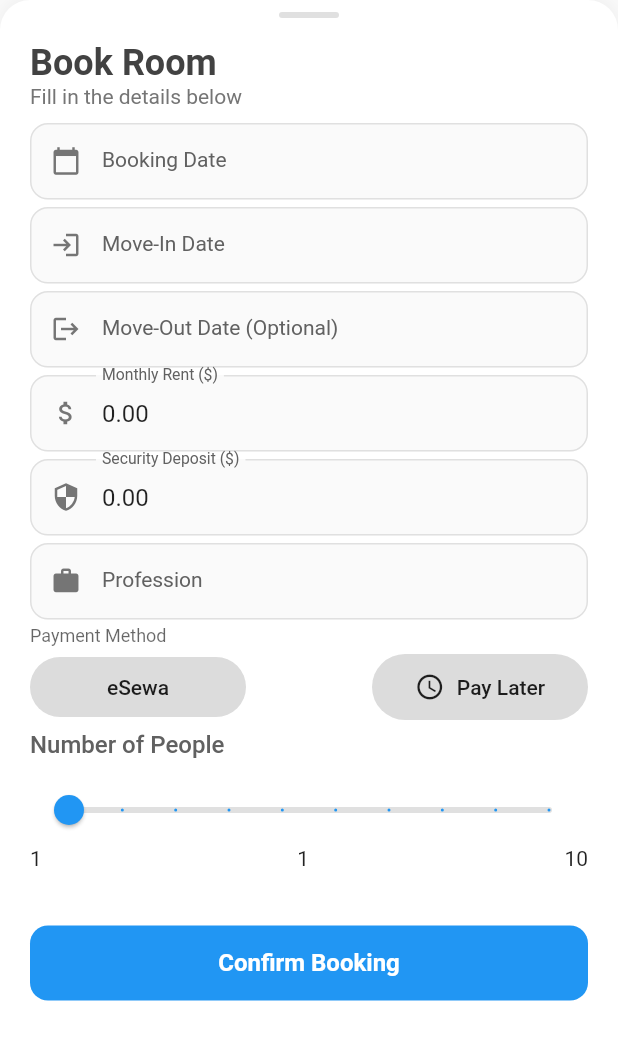
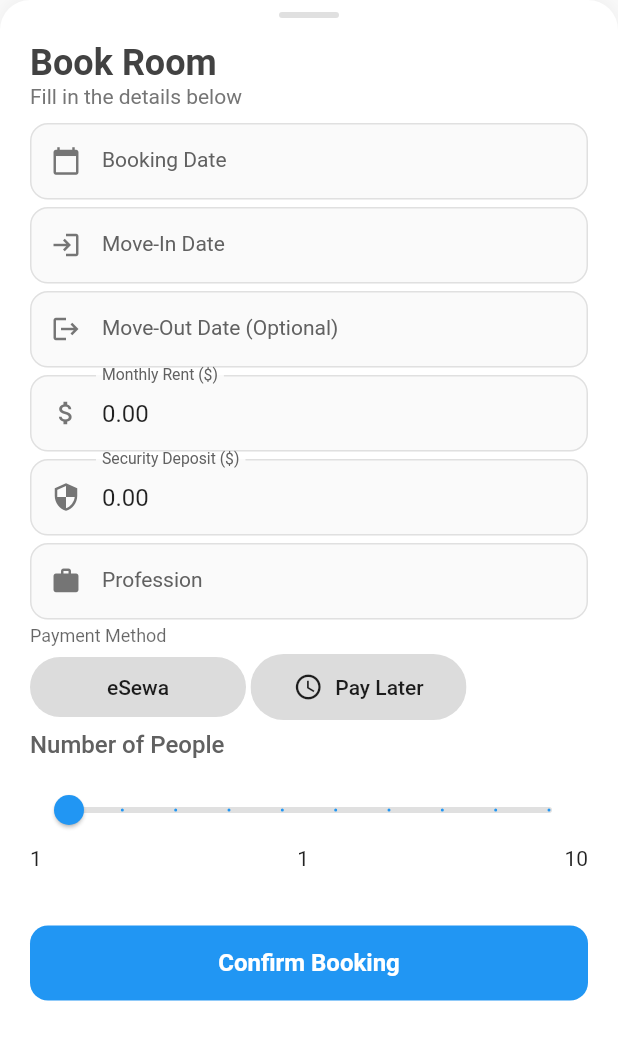
Before and after one commit to 919Umesh/daleDai, a Flutter app: the BookingBottomSheet widget shown alone on an empty page, opened directly with empty values, after a tap on "Confirm Booking", on a phone screen of 412 x 824 dp. Shown: the top 1040 px of the screen. Run offline on Flutter 3.47's test engine with Material 3 defaults, Android fonts, the phone set to English and light mode, and no system bars; drawn by our look-alikes of flutter_form_builder; our stand-ins replace cached_network_image, carousel_slider, connectivity_plus, dio, flutter_cache_manager, flutter_dotenv and 11 more; missing offline and left inert: nepali_utils; accounts and stored records are empty; network calls fail; statements that could not run were skipped; key blocks and very long unbroken strings in the code were emptied for the run.

```diff
--- a/lib/screen/room/ui/booking_bottom_sheet.dart
+++ b/lib/screen/room/ui/booking_bottom_sheet.dart
@@ -187,9 +187,8 @@ class _BookingBottomSheetState extends State<BookingBottomSheet> {
                     border: InputBorder.none,
                     contentPadding: EdgeInsets.zero,
                   ),
-                  alignment: WrapAlignment.spaceBetween,
-                  spacing: 8,
-                  runSpacing: 8,
+                  spacing: 3,
+                  runSpacing: 3,
                   selectedColor: Theme.of(context).colorScheme.primary,
                   options: [
                     FormBuilderChipOption(
@@ -229,9 +228,6 @@ class _BookingBottomSheetState extends State<BookingBottomSheet> {
                       ),
                     ),
                   ],
-                  validator: FormBuilderValidators.required(
-                    errorText: 'Please select a payment method',
-                  ),
                 )),
 
                 // Number of People (Slider)
@@ -327,12 +323,13 @@ class _BookingBottomSheetState extends State<BookingBottomSheet> {
                             'landlord_id': landlordId,
                             'status': 'pending',
                           };
+                             CustomLog.
                           // Esewa esewa = Esewa();
                           // esewa.pay();
-                          await context
-                              .read<RoomState>()
-                              .createBooking(formData);
-                          Navigator.pop(context);
+                          // await context
+                          //     .read<RoomState>()
+                          //     .createBooking(formData);
+                          // Navigator.pop(context);
                           ScaffoldMessenger.of(context).showSnackBar(
                             SnackBar(
                               content: Text('Booking confirmed successfully!'),
```
